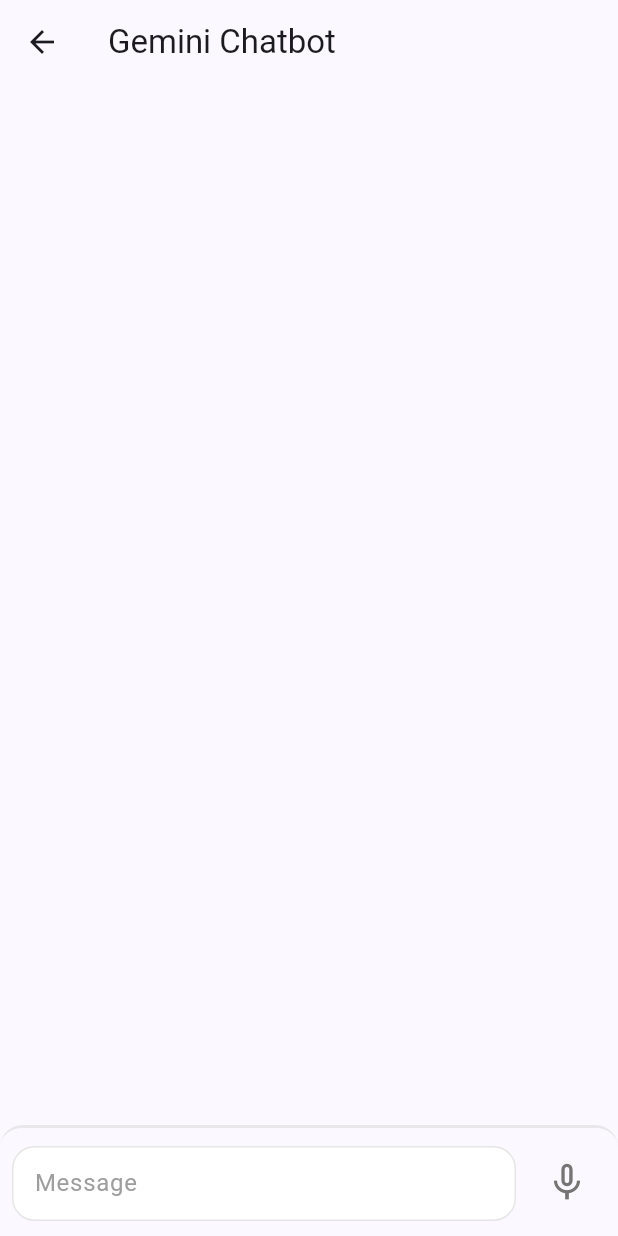
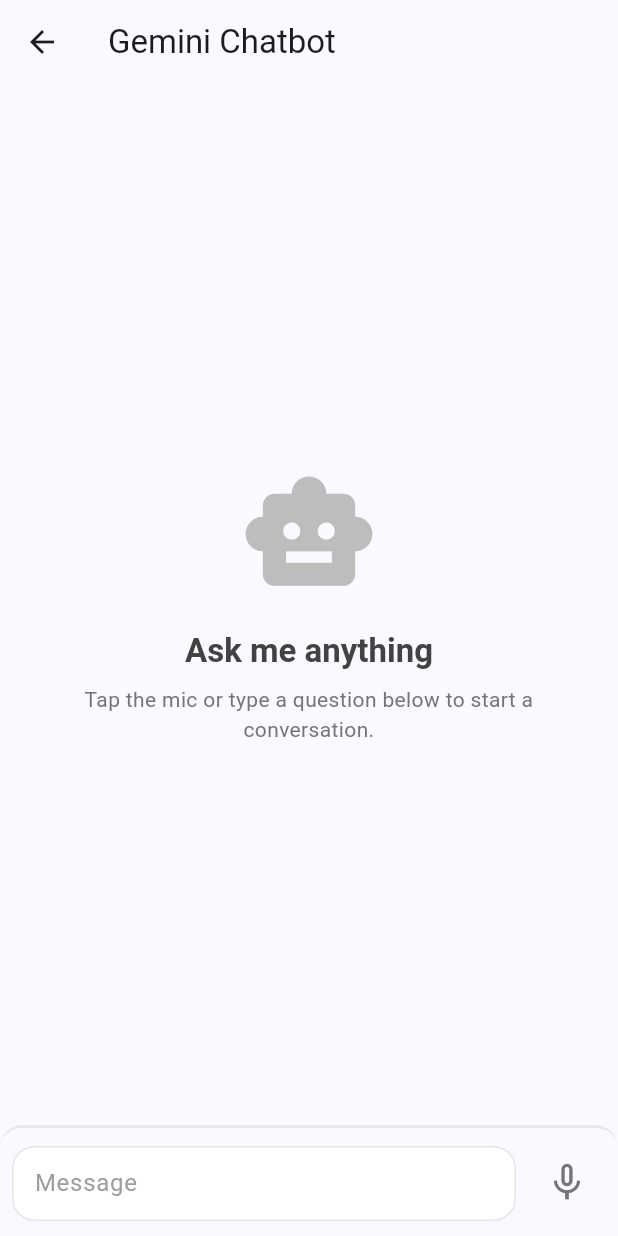
Before and after one commit to Davidbek96/prototype, a Flutter app: the ChatPage screen opened directly, on a phone screen of 412 x 824 dp. Run offline on Flutter 3.47's test engine with Material 3 defaults, Android fonts, the phone set to English and light mode, and no system bars; drawn by our look-alikes of avatar_glow; our stand-ins replace battery_plus, connectivity_plus, device_info_plus, flutter_tts, get, image_picker and 4 more.

Commit message:
Show empty list widget added

```diff
--- a/lib/pages/chat_page.dart
+++ b/lib/pages/chat_page.dart
@@ -1,5 +1,6 @@
 import 'package:flutter/material.dart';
 import 'package:get/get.dart';
+import 'package:testapp/widgets/show_list_empty.dart';
 
 import '../controllers/chat_controller.dart';
 import '../widgets/chat_bubble.dart';
@@ -108,6 +109,11 @@
             child: Obx(() {
               final msgs = ctrl.messages;
 
+              // If there are no messages show a friendly robot placeholder
+              if (msgs.isEmpty) {
+                return ShowListEmpty();
+              }
+
               // Auto-scroll whenever messages change
               _scrollToBottom();
 
--- a/lib/widgets/chat_bubble.dart
+++ b/lib/widgets/chat_bubble.dart
@@ -38,14 +38,16 @@
           children: [
             Text(
               (message.content.isEmpty || message.content == '...')
-                  ? '...'
+                  ? 'Thinking ...'
                   : message.content,
               style: TextStyle(
                 color: isUser ? Colors.white : Colors.black87,
                 fontSize: 16,
               ),
             ),
-            if (!isUser)
+            if (!isUser &&
+                message.content.isNotEmpty &&
+                message.content != '...')
               Row(
                 mainAxisAlignment: MainAxisAlignment.end,
                 mainAxisSize: MainAxisSize.min,
@@ -62,7 +64,7 @@
                   ),
                   IconButton(
                     tooltip: 'Retry',
-                    icon: const Icon(Icons.refresh, size: 20),
+                    icon: const Icon(Icons.refresh, size: 22),
                     onPressed: onRetry,
                   ),
                 ],
--- /dev/null
+++ b/lib/widgets/show_list_empty.dart
@@ -0,0 +1,36 @@
+import 'package:flutter/material.dart';
+
+class ShowListEmpty extends StatelessWidget {
+  const ShowListEmpty({super.key});
+
+  @override
+  Widget build(BuildContext context) {
+    return Center(
+      child: Padding(
+        padding: const EdgeInsets.symmetric(horizontal: 24.0),
+        child: Column(
+          mainAxisSize: MainAxisSize.min,
+          children: [
+            Icon(Icons.smart_toy, size: 92, color: Colors.grey.shade400),
+            const SizedBox(height: 18),
+            Text(
+              'Ask me anything',
+              style: Theme.of(context).textTheme.titleLarge?.copyWith(
+                color: Colors.grey.shade800,
+                fontWeight: FontWeight.w600,
+              ),
+            ),
+            const SizedBox(height: 8),
+            Text(
+              'Tap the mic or type a question below to start a conversation.',
+              textAlign: TextAlign.center,
+              style: Theme.of(
+                context,
+              ).textTheme.bodyMedium?.copyWith(color: Colors.grey.shade600),
+            ),
+          ],
+        ),
+      ),
+    );
+  }
+}
```
